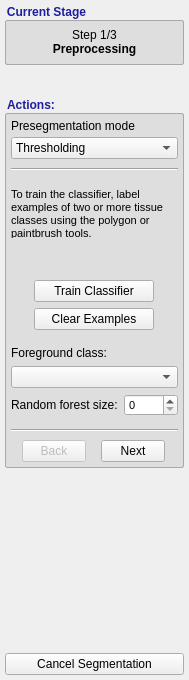
This is GUI/Qt/Components/SnakeWizardPanel.ui in pyushkevich/itksnap as Qt 5 draws it before an edit. The edited form follows.
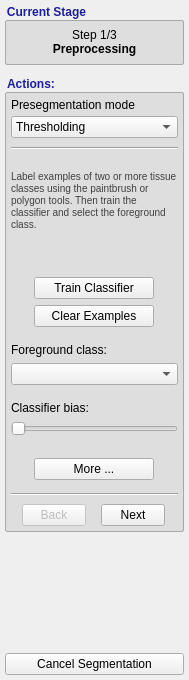
This is the edited form. The open tabs and pages were chosen to show the change. Icons and pictures are not drawn. Custom widgets are drawn as their Qt base class.

The edit to the form file:
```diff
--- a/GUI/Qt/Components/SnakeWizardPanel.ui
+++ b/GUI/Qt/Components/SnakeWizardPanel.ui
@@ -891,14 +891,27 @@
              </layout>
             </widget>
             <widget class="QWidget" name="pgClassify">
-             <layout class="QGridLayout" name="gridLayout_5">
+             <layout class="QGridLayout" name="gridLayout_5" columnstretch="0">
               <property name="leftMargin">
                <number>0</number>
               </property>
               <property name="rightMargin">
                <number>0</number>
               </property>
-              <item row="13" column="0">
+              <property name="verticalSpacing">
+               <number>6</number>
+              </property>
+              <item row="14" column="0">
+               <widget class="QDoubleSlider" name="inClassifyBias">
+                <property name="toolTip">
+                 <string>&lt;html&gt;&lt;head/&gt;&lt;body&gt;&lt;p&gt;Use this slider to bias the classification result towards the foreground class or the background classes. &lt;/p&gt;&lt;/body&gt;&lt;/html&gt;</string>
+                </property>
+                <property name="orientation">
+                 <enum>Qt::Horizontal</enum>
+                </property>
+               </widget>
+              </item>
+              <item row="16" column="0">
                <widget class="QWidget" name="widget_8" native="true">
                 <layout class="QHBoxLayout" name="horizontalLayout_7">
                  <property name="leftMargin">
@@ -913,26 +926,6 @@
                  <property name="bottomMargin">
                   <number>0</number>
                  </property>
-                 <item>
-                  <widget class="QLabel" name="label_24">
-                   <property name="text">
-                    <string>Random forest size:</string>
-                   </property>
-                   <property name="wordWrap">
-                    <bool>true</bool>
-                   </property>
-                  </widget>
-                 </item>
-                 <item>
-                  <widget class="QSpinBox" name="inClassifyTrees">
-                   <property name="toolTip">
-                    <string>&lt;html&gt;&lt;head/&gt;&lt;body&gt;&lt;p&gt;This parameter controls the number of trees in the random forest algorithm. Using a larger number of trees will make classification slower, but can improve accuracy.&lt;/p&gt;&lt;/body&gt;&lt;/html&gt;</string>
-                   </property>
-                   <property name="maximum">
-                    <number>1000</number>
-                   </property>
-                  </widget>
-                 </item>
                 </layout>
                </widget>
               </item>
@@ -946,16 +939,31 @@
                 </property>
                </widget>
               </item>
-              <item row="1" column="0">
-               <widget class="QLabel" name="label_12">
-                <property name="styleSheet">
-                 <string notr="true">font-size:11px;</string>
+              <item row="4" column="0" alignment="Qt::AlignHCenter">
+               <widget class="QPushButton" name="btnClassifyTrain">
+                <property name="sizePolicy">
+                 <sizepolicy hsizetype="Preferred" vsizetype="Fixed">
+                  <horstretch>0</horstretch>
+                  <verstretch>0</verstretch>
+                 </sizepolicy>
+                </property>
+                <property name="minimumSize">
+                 <size>
+                  <width>120</width>
+                  <height>0</height>
+                 </size>
+                </property>
+                <property name="maximumSize">
+                 <size>
+                  <width>120</width>
+                  <height>16777215</height>
+                 </size>
+                </property>
+                <property name="toolTip">
+                 <string>&lt;html&gt;&lt;head/&gt;&lt;body&gt;&lt;p&gt;This button trains the random forest classifier. The classifier assigns a probability value to each voxel of belonging to the 'foreground' class vs. belonging to all other classes. You must train a classifier before proceeding to the next step.&lt;/p&gt;&lt;/body&gt;&lt;/html&gt;</string>
                 </property>
                 <property name="text">
-                 <string>&lt;html&gt;&lt;head/&gt;&lt;body&gt;&lt;p&gt;To train the classifier, label examples of two or more tissue classes using the polygon or paintbrush tools.&lt;/p&gt;&lt;/body&gt;&lt;/html&gt;</string>
-                </property>
-                <property name="wordWrap">
-                 <bool>true</bool>
+                 <string>Train Classifier</string>
                 </property>
                </widget>
               </item>
@@ -966,37 +974,12 @@
                 </property>
                </widget>
               </item>
-              <item row="3" column="0">
-               <spacer name="verticalSpacer_14">
-                <property name="orientation">
-                 <enum>Qt::Vertical</enum>
+              <item row="11" column="0">
+               <widget class="QComboBox" name="inClassifyForeground">
+                <property name="toolTip">
+                 <string>&lt;html&gt;&lt;head/&gt;&lt;body&gt;&lt;p&gt;Select the tissue class that you would like to perform segmentation on. The rest of the tissue classes you defined will be considered background.&lt;/p&gt;&lt;/body&gt;&lt;/html&gt;</string>
                 </property>
-                <property name="sizeType">
-                 <enum>QSizePolicy::Fixed</enum>
-                </property>
-                <property name="sizeHint" stdset="0">
-                 <size>
-                  <width>20</width>
-                  <height>10</height>
-                 </size>
-                </property>
-               </spacer>
-              </item>
-              <item row="9" column="0">
-               <spacer name="verticalSpacer_6">
-                <property name="orientation">
-                 <enum>Qt::Vertical</enum>
-                </property>
-                <property name="sizeType">
-                 <enum>QSizePolicy::Fixed</enum>
-                </property>
-                <property name="sizeHint" stdset="0">
-                 <size>
-                  <width>20</width>
-                  <height>10</height>
-                 </size>
-                </property>
-               </spacer>
+               </widget>
               </item>
               <item row="5" column="0" alignment="Qt::AlignHCenter">
                <widget class="QPushButton" name="btnClassifyClearExamples">
@@ -1026,14 +1009,7 @@
                 </property>
                </widget>
               </item>
-              <item row="11" column="0">
-               <widget class="QComboBox" name="inClassifyForeground">
-                <property name="toolTip">
-                 <string>&lt;html&gt;&lt;head/&gt;&lt;body&gt;&lt;p&gt;Select the tissue class that you would like to perform segmentation on. The rest of the tissue classes you defined will be considered background.&lt;/p&gt;&lt;/body&gt;&lt;/html&gt;</string>
-                </property>
-               </widget>
-              </item>
-              <item row="12" column="0">
+              <item row="15" column="0">
                <spacer name="verticalSpacer_16">
                 <property name="orientation">
                  <enum>Qt::Vertical</enum>
@@ -1049,14 +1025,15 @@
                 </property>
                </spacer>
               </item>
-              <item row="4" column="0" alignment="Qt::AlignHCenter">
-               <widget class="QPushButton" name="btnClassifyTrain">
-                <property name="sizePolicy">
-                 <sizepolicy hsizetype="Preferred" vsizetype="Fixed">
-                  <horstretch>0</horstretch>
-                  <verstretch>0</verstretch>
-                 </sizepolicy>
+              <item row="13" column="0">
+               <widget class="QLabel" name="label_24">
+                <property name="text">
+                 <string>Classifier bias:</string>
                 </property>
+               </widget>
+              </item>
+              <item row="17" column="0" alignment="Qt::AlignHCenter">
+               <widget class="QPushButton" name="btnClassifyDetail">
                 <property name="minimumSize">
                  <size>
                   <width>120</width>
@@ -1073,10 +1050,84 @@
                  <string>&lt;html&gt;&lt;head/&gt;&lt;body&gt;&lt;p&gt;This button trains the random forest classifier. The classifier assigns a probability value to each voxel of belonging to the 'foreground' class vs. belonging to all other classes. You must train a classifier before proceeding to the text step.&lt;/p&gt;&lt;/body&gt;&lt;/html&gt;</string>
                 </property>
                 <property name="text">
-                 <string>Train Classifier</string>
+                 <string>More ...</string>
                 </property>
                </widget>
               </item>
+              <item row="9" column="0">
+               <spacer name="verticalSpacer_6">
+                <property name="orientation">
+                 <enum>Qt::Vertical</enum>
+                </property>
+                <property name="sizeType">
+                 <enum>QSizePolicy::Fixed</enum>
+                </property>
+                <property name="sizeHint" stdset="0">
+                 <size>
+                  <width>20</width>
+                  <height>10</height>
+                 </size>
+                </property>
+               </spacer>
+              </item>
+              <item row="3" column="0">
+               <spacer name="verticalSpacer_14">
+                <property name="orientation">
+                 <enum>Qt::Vertical</enum>
+                </property>
+                <property name="sizeType">
+                 <enum>QSizePolicy::Fixed</enum>
+                </property>
+                <property name="sizeHint" stdset="0">
+                 <size>
+                  <width>20</width>
+                  <height>10</height>
+                 </size>
+                </property>
+               </spacer>
+              </item>
+              <item row="1" column="0">
+               <widget class="QLabel" name="label_12">
+                <property name="sizePolicy">
+                 <sizepolicy hsizetype="Expanding" vsizetype="Preferred">
+                  <horstretch>0</horstretch>
+                  <verstretch>0</verstretch>
+                 </sizepolicy>
+                </property>
+                <property name="minimumSize">
+                 <size>
+                  <width>0</width>
+                  <height>68</height>
+                 </size>
+                </property>
+                <property name="styleSheet">
+                 <string notr="true">font-size:10px;
+color: rgb(64, 64, 64)</string>
+                </property>
+                <property name="text">
+                 <string>&lt;html&gt;&lt;head/&gt;&lt;body&gt;&lt;p&gt;Label examples of two or more tissue classes using the paintbrush or polygon tools. Then train the classifier and select the foreground class.&lt;/p&gt;&lt;/body&gt;&lt;/html&gt;</string>
+                </property>
+                <property name="wordWrap">
+                 <bool>true</bool>
+                </property>
+               </widget>
+              </item>
+              <item row="12" column="0">
+               <spacer name="verticalSpacer_17">
+                <property name="orientation">
+                 <enum>Qt::Vertical</enum>
+                </property>
+                <property name="sizeType">
+                 <enum>QSizePolicy::Expanding</enum>
+                </property>
+                <property name="sizeHint" stdset="0">
+                 <size>
+                  <width>20</width>
+                  <height>10</height>
+                 </size>
+                </property>
+               </spacer>
+              </item>
              </layout>
             </widget>
             <widget class="QWidget" name="pgUserSpeed">
@@ -2084,7 +2135,12 @@
   <customwidget>
    <class>QDoubleSlider</class>
    <extends>QSlider</extends>
-   <header>QDoubleSlider.h</header>
+   <header location="global">QDoubleSlider.h</header>
+  </customwidget>
+  <customwidget>
+   <class>QDoubleSliderWithEditor</class>
+   <extends>QSlider</extends>
+   <header location="global">QDoubleSliderWithEditor.h</header>
   </customwidget>
   <customwidget>
    <class>ColorLabelQuickListWidget</class>
@@ -2092,11 +2148,6 @@
    <header>ColorLabelQuickListWidget.h</header>
    <container>1</container>
   </customwidget>
-  <customwidget>
-   <class>QDoubleSliderWithEditor</class>
-   <extends>QSlider</extends>
-   <header location="global">QDoubleSliderWithEditor.h</header>
-  </customwidget>
  </customwidgets>
  <resources>
   <include location="../Resources/SNAPResources.qrc"/>
```
Left out of the diff: 4 changed lines with no effect on the pictures.
